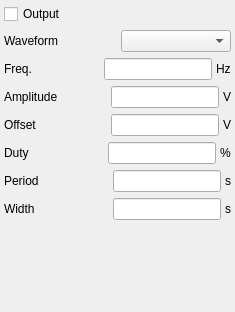
Old version of the form modules/arbfunc/arbfuncform.ui in the repository northriv/KAME.
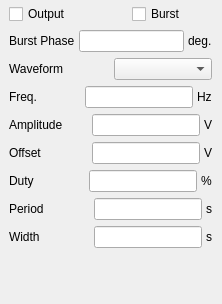
New version of the form.

Commit message: Fix for ambiguous conversion using bool

```diff
--- a/modules/arbfunc/arbfuncform.ui
+++ b/modules/arbfunc/arbfuncform.ui
@@ -6,15 +6,15 @@
    <rect>
     <x>0</x>
     <y>0</y>
-    <width>235</width>
-    <height>312</height>
+    <width>222</width>
+    <height>304</height>
    </rect>
   </property>
   <property name="windowTitle">
    <string>Magnet Power Supply Settings</string>
   </property>
   <widget class="QWidget" name="widget">
-   <layout class="QVBoxLayout" name="verticalLayout">
+   <layout class="QGridLayout" name="gridLayout">
     <property name="leftMargin">
      <number>4</number>
     </property>
@@ -27,7 +27,7 @@
     <property name="bottomMargin">
      <number>4</number>
     </property>
-    <item>
+    <item row="0" column="0">
      <widget class="QCheckBox" name="m_ckbOutput">
       <property name="sizePolicy">
        <sizepolicy hsizetype="Fixed" vsizetype="Fixed">
@@ -40,7 +40,81 @@
       </property>
      </widget>
     </item>
-    <item>
+    <item row="0" column="1">
+     <widget class="QCheckBox" name="m_ckbBurst">
+      <property name="sizePolicy">
+       <sizepolicy hsizetype="Fixed" vsizetype="Fixed">
+        <horstretch>0</horstretch>
+        <verstretch>0</verstretch>
+       </sizepolicy>
+      </property>
+      <property name="text">
+       <string>Burst</string>
+      </property>
+     </widget>
+    </item>
+    <item row="1" column="0" colspan="2">
+     <layout class="QHBoxLayout" name="_15">
+      <property name="spacing">
+       <number>4</number>
+      </property>
+      <item>
+       <widget class="QLabel" name="textLabel13_10">
+        <property name="sizePolicy">
+         <sizepolicy hsizetype="Preferred" vsizetype="Fixed">
+          <horstretch>0</horstretch>
+          <verstretch>0</verstretch>
+         </sizepolicy>
+        </property>
+        <property name="text">
+         <string>Burst Phase</string>
+        </property>
+        <property name="wordWrap">
+         <bool>false</bool>
+        </property>
+       </widget>
+      </item>
+      <item>
+       <widget class="QLineEdit" name="m_edBurstPhase">
+        <property name="sizePolicy">
+         <sizepolicy hsizetype="Preferred" vsizetype="Fixed">
+          <horstretch>0</horstretch>
+          <verstretch>0</verstretch>
+         </sizepolicy>
+        </property>
+        <property name="minimumSize">
+         <size>
+          <width>100</width>
+          <height>0</height>
+         </size>
+        </property>
+        <property name="maximumSize">
+         <size>
+          <width>200</width>
+          <height>32767</height>
+         </size>
+        </property>
+       </widget>
+      </item>
+      <item>
+       <widget class="QLabel" name="textLabel14_9">
+        <property name="sizePolicy">
+         <sizepolicy hsizetype="Fixed" vsizetype="Fixed">
+          <horstretch>0</horstretch>
+          <verstretch>0</verstretch>
+         </sizepolicy>
+        </property>
+        <property name="text">
+         <string>deg.</string>
+        </property>
+        <property name="wordWrap">
+         <bool>false</bool>
+        </property>
+       </widget>
+      </item>
+     </layout>
+    </item>
+    <item row="2" column="0" colspan="2">
      <layout class="QHBoxLayout" name="horizontalLayout">
       <item>
        <widget class="QLabel" name="textLabel13_3">
@@ -63,7 +137,7 @@
       </item>
      </layout>
     </item>
-    <item>
+    <item row="3" column="0" colspan="2">
      <layout class="QHBoxLayout" name="_8">
       <property name="spacing">
        <number>4</number>
@@ -124,7 +198,7 @@
       </item>
      </layout>
     </item>
-    <item>
+    <item row="4" column="0" colspan="2">
      <layout class="QHBoxLayout" name="_9">
       <property name="spacing">
        <number>4</number>
@@ -185,7 +259,7 @@
       </item>
      </layout>
     </item>
-    <item>
+    <item row="5" column="0" colspan="2">
      <layout class="QHBoxLayout" name="_10">
       <property name="spacing">
        <number>4</number>
@@ -246,7 +320,7 @@
       </item>
      </layout>
     </item>
-    <item>
+    <item row="6" column="0" colspan="2">
      <layout class="QHBoxLayout" name="_11">
       <property name="spacing">
        <number>4</number>
@@ -307,7 +381,7 @@
       </item>
      </layout>
     </item>
-    <item>
+    <item row="7" column="0" colspan="2">
      <layout class="QHBoxLayout" name="_13">
       <property name="spacing">
        <number>4</number>
@@ -368,7 +442,7 @@
       </item>
      </layout>
     </item>
-    <item>
+    <item row="8" column="0" colspan="2">
      <layout class="QHBoxLayout" name="_14">
       <property name="spacing">
        <number>4</number>
@@ -429,7 +503,7 @@
       </item>
      </layout>
     </item>
-    <item>
+    <item row="9" column="0">
      <spacer name="verticalSpacer">
       <property name="orientation">
        <enum>Qt::Vertical</enum>
```
The commit also changes 17 other files.
